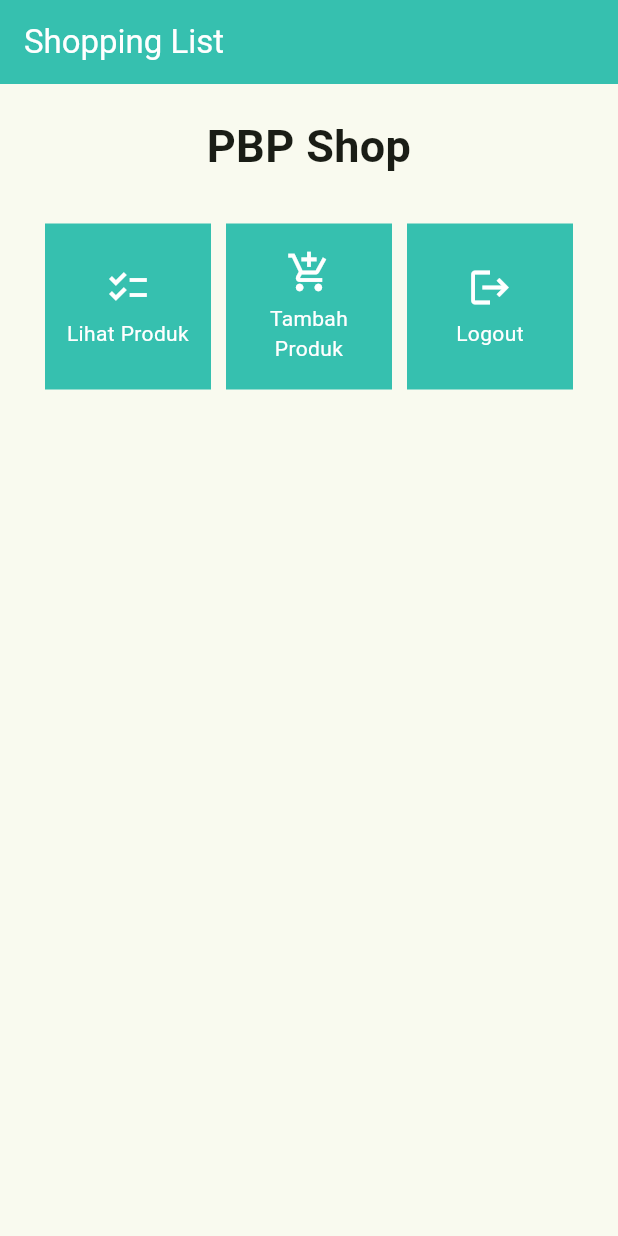
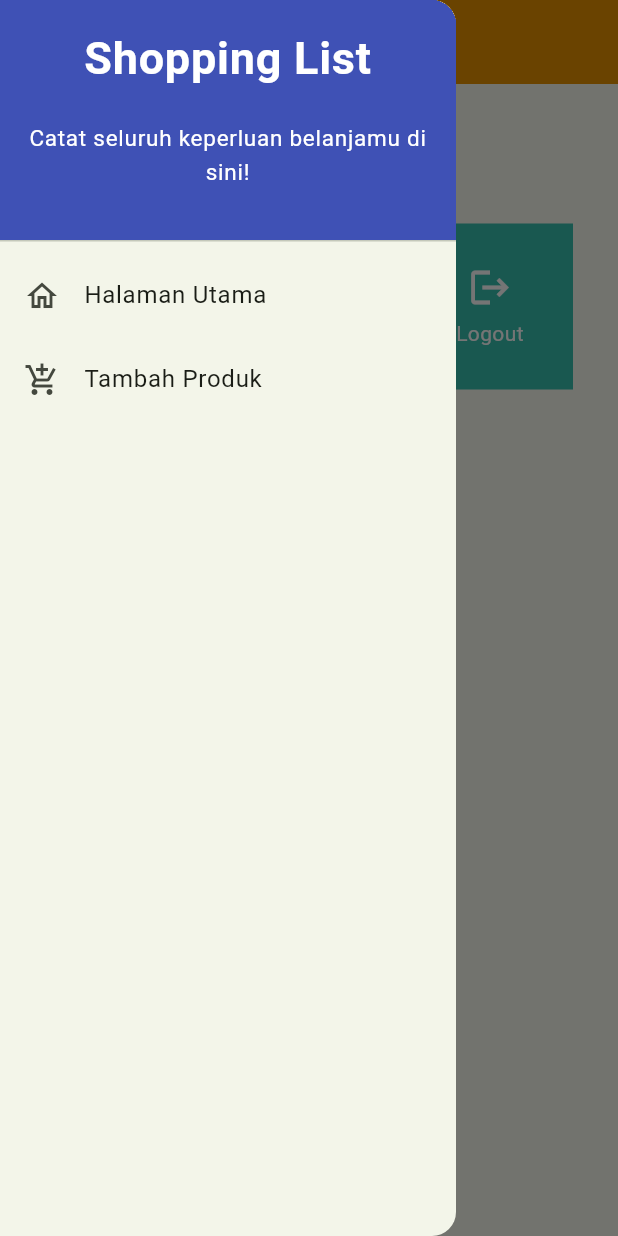
Before and after one commit to carissadzr/shopping-list-mobile, a Flutter app: the screen it shows after launch, with the side drawer open (before the commit the screen has no drawer), on a phone screen of 412 x 824 dp. Run offline on Flutter 3.47's test engine with Material 2 defaults, Android fonts, the phone set to English and light mode, and no system bars.

Commit message:
tutorial 7

```diff
--- a/lib/menu.dart
+++ /dev/null
@@ -1,115 +0,0 @@
-import 'package:flutter/material.dart';
-
-class ShopItem {
-  final String name;
-  final IconData icon;
-
-  ShopItem(this.name, this.icon);
-}
-
-class ShopCard extends StatelessWidget {
-  final ShopItem item;
-
-  const ShopCard(this.item, {super.key}); // Constructor
-
-  @override
-  Widget build(BuildContext context) {
-    return Material(
-      color: Color.fromARGB(255, 54, 192, 175),
-      child: InkWell(
-        // Area responsive terhadap sentuhan
-        onTap: () {
-          // Memunculkan SnackBar ketika diklik
-          ScaffoldMessenger.of(context)
-            ..hideCurrentSnackBar()
-            ..showSnackBar(SnackBar(
-                content: Text("Kamu telah menekan tombol ${item.name}!")));
-        },
-        child: Container(
-          // Container untuk menyimpan Icon dan Text
-          padding: const EdgeInsets.all(8),
-          child: Center(
-            child: Column(
-              mainAxisAlignment: MainAxisAlignment.center,
-              children: [
-                Icon(
-                  item.icon,
-                  color: Colors.white,
-                  size: 30.0,
-                ),
-                const Padding(padding: EdgeInsets.all(3)),
-                Text(
-                  item.name,
-                  textAlign: TextAlign.center,
-                  style: const TextStyle(color: Colors.white),
-                ),
-              ],
-            ),
-          ),
-        ),
-      ),
-    );
-  }
-}
-
-class MyHomePage extends StatelessWidget {
-    MyHomePage({Key? key}) : super(key: key);
-
-    final List<ShopItem> items = [
-        ShopItem("Lihat Produk", Icons.checklist),
-        ShopItem("Tambah Produk", Icons.add_shopping_cart),
-        ShopItem("Logout", Icons.logout),
-    ];
-
-    @override
-    Widget build(BuildContext context) {
-        return Scaffold(
-          appBar: AppBar(
-            title: Text(
-              'Shopping List',
-              style: TextStyle(
-                color: Colors.white,
-              ),
-            ),
-            backgroundColor: Color.fromARGB(255, 54, 192, 175), // Tempatkan di sini di luar style
-          ),
-          body: SingleChildScrollView(
-            // Widget wrapper yang dapat discroll
-            child: Padding(
-              padding: const EdgeInsets.all(10.0), // Set padding dari halaman
-              child: Column(
-                // Widget untuk menampilkan children secara vertikal
-                children: <Widget>[
-                  const Padding(
-                    padding: EdgeInsets.only(top: 10.0, bottom: 10.0),
-                    // Widget Text untuk menampilkan tulisan dengan alignment center dan style yang sesuai
-                    child: Text(
-                      'PBP Shop', // Text yang menandakan toko
-                      textAlign: TextAlign.center,
-                      style: TextStyle(
-                        fontSize: 30,
-                        fontWeight: FontWeight.bold,
-                      ),
-                    ),
-                  ),
-                  // Grid layout
-                  GridView.count(
-                    // Container pada card kita.
-                    primary: true,
-                    padding: const EdgeInsets.all(20),
-                    crossAxisSpacing: 10,
-                    mainAxisSpacing: 10,
-                    crossAxisCount: 3,
-                    shrinkWrap: true,
-                    children: items.map((ShopItem item) {
-                      // Iterasi untuk setiap item
-                      return ShopCard(item);
-                    }).toList(),
-                  ),
-                ],
-              ),
-            ),
-          ),
-        );
-    }
-}
--- /dev/null
+++ b/lib/screens/menu.dart
@@ -0,0 +1,66 @@
+import 'package:flutter/material.dart';
+import 'package:shopping_list/widgets/left_drawer.dart';
+import 'package:shopping_list/widgets/shop_card.dart';
+import 'package:shopping_list/screens/shoplist_form.dart'; // Impor halaman ShopFormPage jika sudah dibuat
+
+class MyHomePage extends StatelessWidget {
+  MyHomePage({Key? key}) : super(key: key);
+
+  final List<ShopItem> items = [
+    ShopItem("Lihat Produk", Icons.checklist),
+    ShopItem("Tambah Produk", Icons.add_shopping_cart),
+    ShopItem("Logout", Icons.logout),
+  ];
+
+  @override
+  Widget build(BuildContext context) {
+    return Scaffold(
+      appBar: AppBar(
+        title: const Text(
+          'Shopping List',
+        ),
+        backgroundColor: Color.fromARGB(255, 231, 147, 1),
+        foregroundColor: Colors.white,
+      ),
+      // Masukkan drawer sebagai parameter nilai drawer dari widget Scaffold
+      drawer: const LeftDrawer(),
+      body: SingleChildScrollView(
+        // Widget wrapper yang dapat discroll
+        child: Padding(
+          padding: const EdgeInsets.all(10.0), // Set padding dari halaman
+          child: Column(
+            // Widget untuk menampilkan children secara vertikal
+            children: <Widget>[
+              const Padding(
+                padding: EdgeInsets.only(top: 10.0, bottom: 10.0),
+                // Widget Text untuk menampilkan tulisan dengan alignment center dan style yang sesuai
+                child: Text(
+                  'PBP Shop', // Text yang menandakan toko
+                  textAlign: TextAlign.center,
+                  style: TextStyle(
+                    fontSize: 30,
+                    fontWeight: FontWeight.bold,
+                  ),
+                ),
+              ),
+              // Grid layout
+              GridView.count(
+                // Container pada card kita.
+                primary: true,
+                padding: const EdgeInsets.all(20),
+                crossAxisSpacing: 10,
+                mainAxisSpacing: 10,
+                crossAxisCount: 3,
+                shrinkWrap: true,
+                children: items.map((ShopItem item) {
+                  // Iterasi untuk setiap item
+                  return ShopCard(item);
+                }).toList(),
+              ),
+            ],
+          ),
+        ),
+      ),
+    );
+  }
+}
--- /dev/null
+++ b/lib/widgets/left_drawer.dart
@@ -0,0 +1,69 @@
+import 'package:flutter/material.dart';
+import 'package:shopping_list/screens/menu.dart';
+import 'package:shopping_list/screens/shoplist_form.dart';
+
+class LeftDrawer extends StatelessWidget {
+  const LeftDrawer({Key? key});
+
+  @override
+  Widget build(BuildContext context) {
+    return Drawer(
+      child: ListView(
+        children: [
+          const DrawerHeader(
+            decoration: BoxDecoration(
+              color: Colors.indigo,
+            ),
+            child: Column(
+              children: [
+                Text(
+                  'Shopping List',
+                  textAlign: TextAlign.center,
+                  style: TextStyle(
+                    fontSize: 30,
+                    fontWeight: FontWeight.bold,
+                    color: Colors.white,
+                  ),
+                ),
+                Padding(padding: EdgeInsets.all(10)),
+                Text(
+                  "Catat seluruh keperluan belanjamu di sini!",
+                  textAlign: TextAlign.center,
+                  style: TextStyle(
+                    fontSize: 15,
+                    color: Colors.white,
+                  ),
+                ),
+              ],
+            ),
+          ),
+          ListTile(
+            leading: const Icon(Icons.home_outlined),
+            title: const Text('Halaman Utama'),
+            onTap: () {
+              Navigator.pushReplacement(
+                context,
+                MaterialPageRoute(
+                  builder: (context) => MyHomePage(),
+                ),
+              );
+            },
+          ),
+          ListTile(
+            leading: const Icon(Icons.add_shopping_cart),
+            title: const Text('Tambah Produk'),
+            onTap: () {
+              // Buat routing ke ShopFormPage di sini
+              Navigator.push(
+                context,
+                MaterialPageRoute(
+                  builder: (context) => ShopFormPage(),
+                ),
+              );
+            },
+          ),
+        ],
+      ),
+    );
+  }
+}
--- /dev/null
+++ b/lib/widgets/shop_card.dart
@@ -0,0 +1,65 @@
+import 'package:flutter/material.dart';
+import 'package:shopping_list/screens/shoplist_form.dart';
+
+class ShopItem {
+  final String name;
+  final IconData icon;
+
+  ShopItem(this.name, this.icon);
+}
+
+class ShopCard extends StatelessWidget {
+  final ShopItem item;
+
+  const ShopCard(this.item, {Key? key}) : super(key: key);
+
+  @override
+  Widget build(BuildContext context) {
+    return Material(
+      color: Color.fromARGB(255, 54, 192, 175),
+      child: InkWell(
+        // Area responsive terhadap sentuhan
+        onTap: () {
+          // Memunculkan SnackBar ketika diklik
+          ScaffoldMessenger.of(context)
+            ..hideCurrentSnackBar()
+            ..showSnackBar(SnackBar(
+                content: Text("Kamu telah menekan tombol ${item.name}!")));
+
+          // Navigate ke route yang sesuai (tergantung jenis tombol)
+          if (item.name == "Tambah Produk") {
+            // Gunakan Navigator.push untuk melakukan navigasi ke MaterialPageRoute yang mencakup ShopFormPage.
+            Navigator.push(
+              context,
+              MaterialPageRoute(
+                builder: (context) => ShopFormPage(), // Gantilah dengan widget ShopFormPage yang sesuai
+              ),
+            );
+          }
+        },
+        child: Container(
+          // Container untuk menyimpan Icon dan Text
+          padding: const EdgeInsets.all(8),
+          child: Center(
+            child: Column(
+              mainAxisAlignment: MainAxisAlignment.center,
+              children: [
+                Icon(
+                  item.icon,
+                  color: Colors.white,
+                  size: 30.0,
+                ),
+                const Padding(padding: EdgeInsets.all(3)),
+                Text(
+                  item.name,
+                  textAlign: TextAlign.center,
+                  style: const TextStyle(color: Colors.white),
+                ),
+              ],
+            ),
+          ),
+        ),
+      ),
+    );
+  }
+}
```
Also changed, not shown: lib/main.dart (+1 -16 lines), lib/screens/shoplist_form.dart (added, +160 -0 lines).
